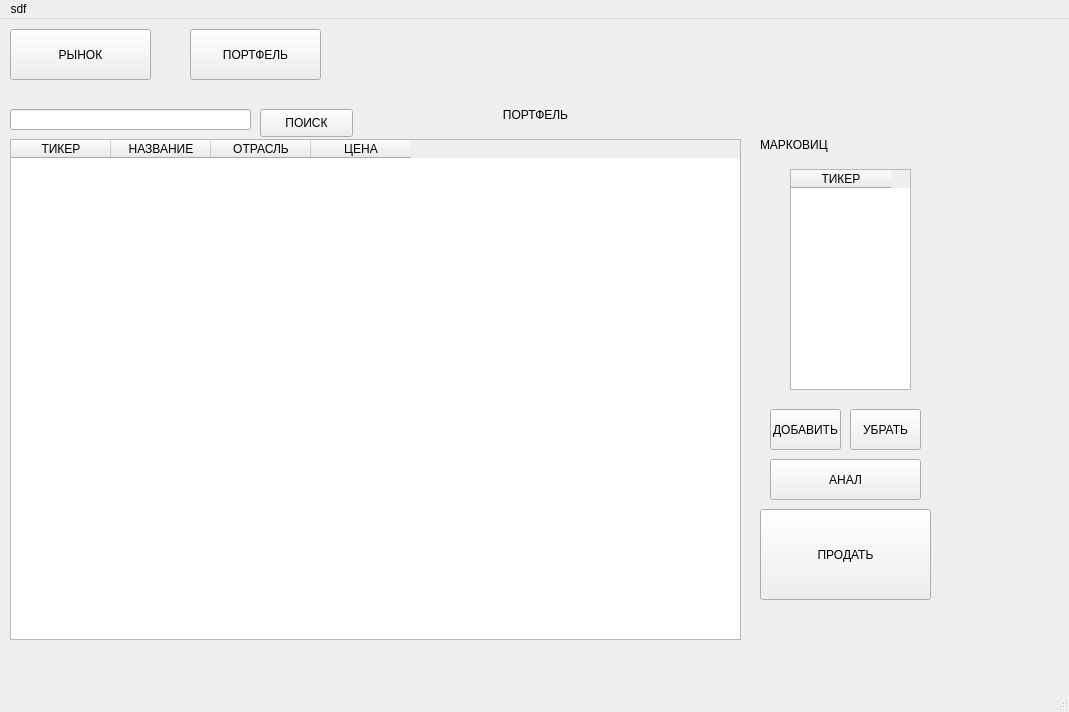
Above: u.ui from Nelasar/practice before the change. Below: the same form after it.
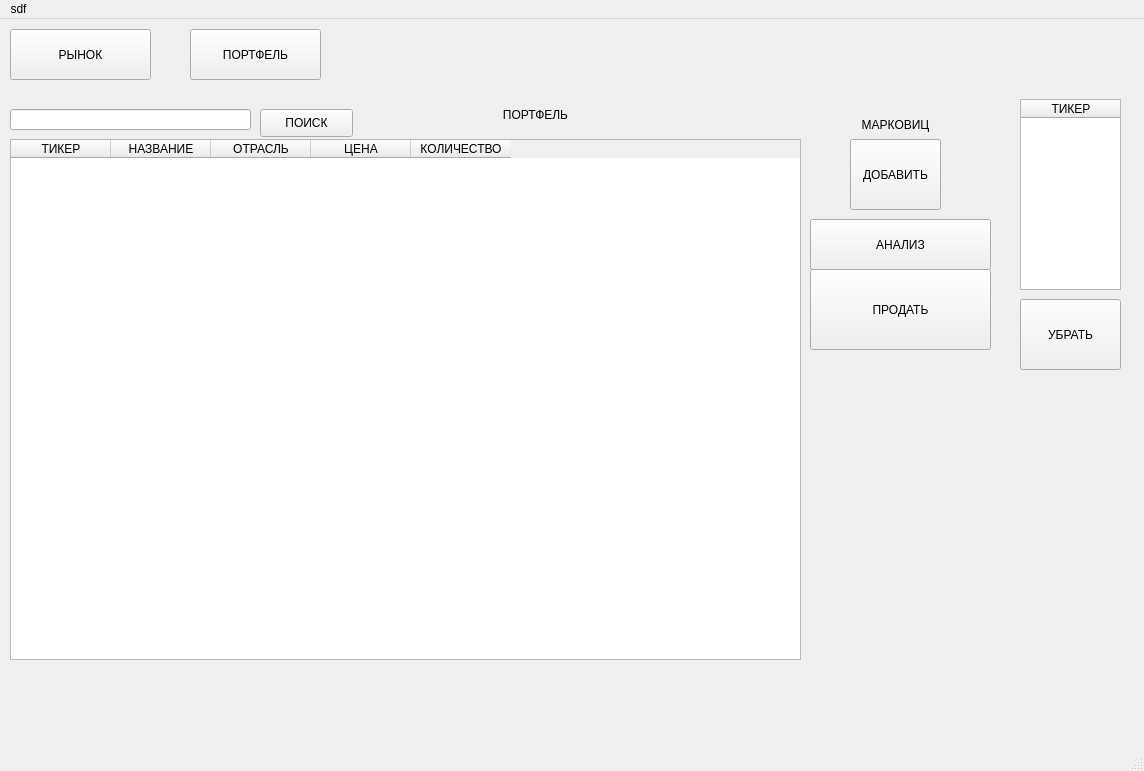
That is the form after the change. The open tabs and pages were chosen to show the change.

Commit message: markovitz class

Patch:
```diff
--- a/u.ui
+++ b/u.ui
@@ -6,8 +6,8 @@
    <rect>
     <x>0</x>
     <y>0</y>
-    <width>1069</width>
-    <height>712</height>
+    <width>1144</width>
+    <height>771</height>
    </rect>
   </property>
   <property name="windowTitle">
@@ -45,8 +45,8 @@
      <rect>
       <x>10</x>
       <y>80</y>
-      <width>941</width>
-      <height>541</height>
+      <width>1001</width>
+      <height>601</height>
      </rect>
     </property>
     <layout class="QVBoxLayout" name="verticalLayout">
@@ -212,8 +212,8 @@
           <rect>
            <x>0</x>
            <y>40</y>
-           <width>731</width>
-           <height>501</height>
+           <width>791</width>
+           <height>521</height>
           </rect>
          </property>
          <column>
@@ -236,14 +236,19 @@
            <string>ЦЕНА</string>
           </property>
          </column>
+         <column>
+          <property name="text">
+           <string>КОЛИЧЕСТВО</string>
+          </property>
+         </column>
         </widget>
         <widget class="QPushButton" name="addBtnPortf">
          <property name="geometry">
           <rect>
-           <x>760</x>
-           <y>310</y>
-           <width>71</width>
-           <height>41</height>
+           <x>840</x>
+           <y>40</y>
+           <width>91</width>
+           <height>71</height>
           </rect>
          </property>
          <property name="text">
@@ -253,57 +258,29 @@
         <widget class="QPushButton" name="analBtnPortf">
          <property name="geometry">
           <rect>
-           <x>760</x>
-           <y>360</y>
-           <width>151</width>
-           <height>41</height>
+           <x>800</x>
+           <y>120</y>
+           <width>181</width>
+           <height>51</height>
           </rect>
          </property>
          <property name="text">
-          <string>АНАЛ</string>
+          <string>АНАЛИЗ</string>
          </property>
         </widget>
         <widget class="QPushButton" name="sellBtnPortf">
          <property name="geometry">
           <rect>
-           <x>750</x>
-           <y>410</y>
-           <width>171</width>
-           <height>91</height>
+           <x>800</x>
+           <y>170</y>
+           <width>181</width>
+           <height>81</height>
           </rect>
          </property>
          <property name="text">
           <string>ПРОДАТЬ</string>
          </property>
         </widget>
-        <widget class="QTableWidget" name="tableAnalPortf">
-         <property name="geometry">
-          <rect>
-           <x>780</x>
-           <y>70</y>
-           <width>121</width>
-           <height>221</height>
-          </rect>
-         </property>
-         <column>
-          <property name="text">
-           <string>ТИКЕР</string>
-          </property>
-         </column>
-        </widget>
-        <widget class="QPushButton" name="rmvBtnPortf">
-         <property name="geometry">
-          <rect>
-           <x>840</x>
-           <y>310</y>
-           <width>71</width>
-           <height>41</height>
-          </rect>
-         </property>
-         <property name="text">
-          <string>УБРАТЬ</string>
-         </property>
-        </widget>
         <widget class="QLineEdit" name="searchLinePortf">
          <property name="geometry">
           <rect>
@@ -346,28 +323,59 @@
         <widget class="QLabel" name="labelMarkovitz_2">
          <property name="geometry">
           <rect>
-           <x>750</x>
-           <y>30</y>
-           <width>181</width>
+           <x>790</x>
+           <y>10</y>
+           <width>191</width>
            <height>31</height>
           </rect>
          </property>
          <property name="text">
           <string>МАРКОВИЦ</string>
          </property>
+         <property name="alignment">
+          <set>Qt::AlignCenter</set>
+         </property>
         </widget>
        </widget>
       </widget>
      </item>
     </layout>
    </widget>
+   <widget class="QTableWidget" name="tableAnalysis">
+    <property name="geometry">
+     <rect>
+      <x>1020</x>
+      <y>80</y>
+      <width>101</width>
+      <height>191</height>
+     </rect>
+    </property>
+    <column>
+     <property name="text">
+      <string>ТИКЕР</string>
+     </property>
+    </column>
+   </widget>
+   <widget class="QPushButton" name="removeButton">
+    <property name="geometry">
+     <rect>
+      <x>1020</x>
+      <y>280</y>
+      <width>101</width>
+      <height>71</height>
+     </rect>
+    </property>
+    <property name="text">
+     <string>УБРАТЬ</string>
+    </property>
+   </widget>
   </widget>
   <widget class="QMenuBar" name="menubar">
    <property name="geometry">
     <rect>
      <x>0</x>
      <y>0</y>
-     <width>1069</width>
+     <width>1144</width>
      <height>26</height>
     </rect>
    </property>
```
Left out of the diff: 67 changed lines with no effect on the pictures. The commit also changes 13 other files.
